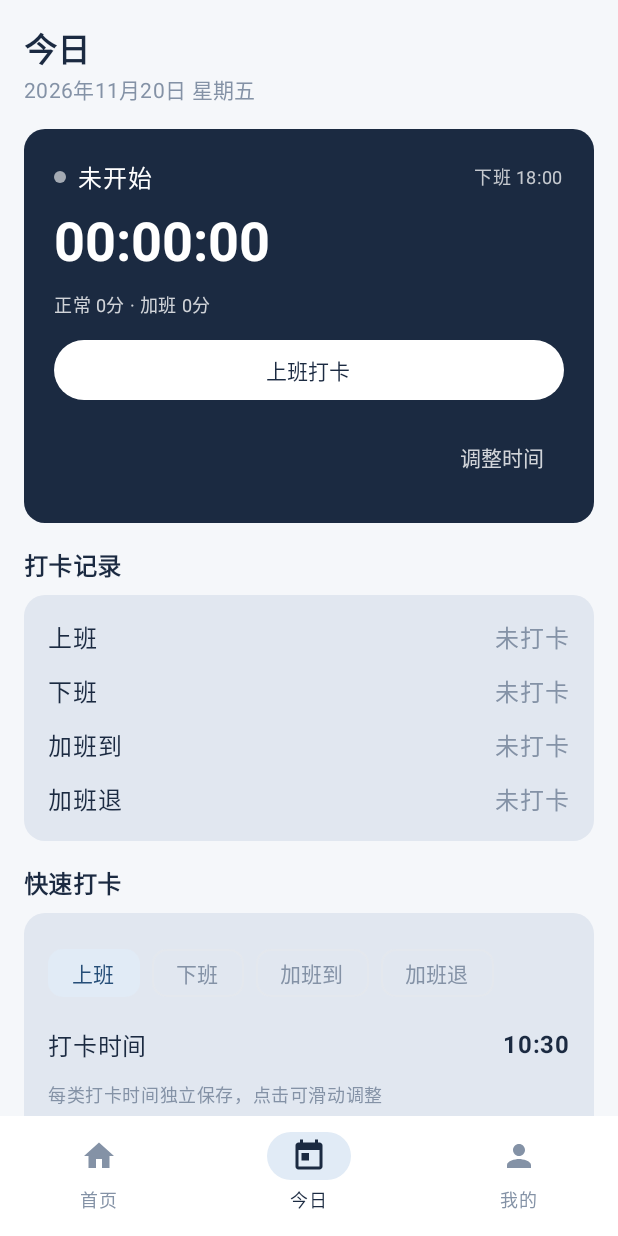
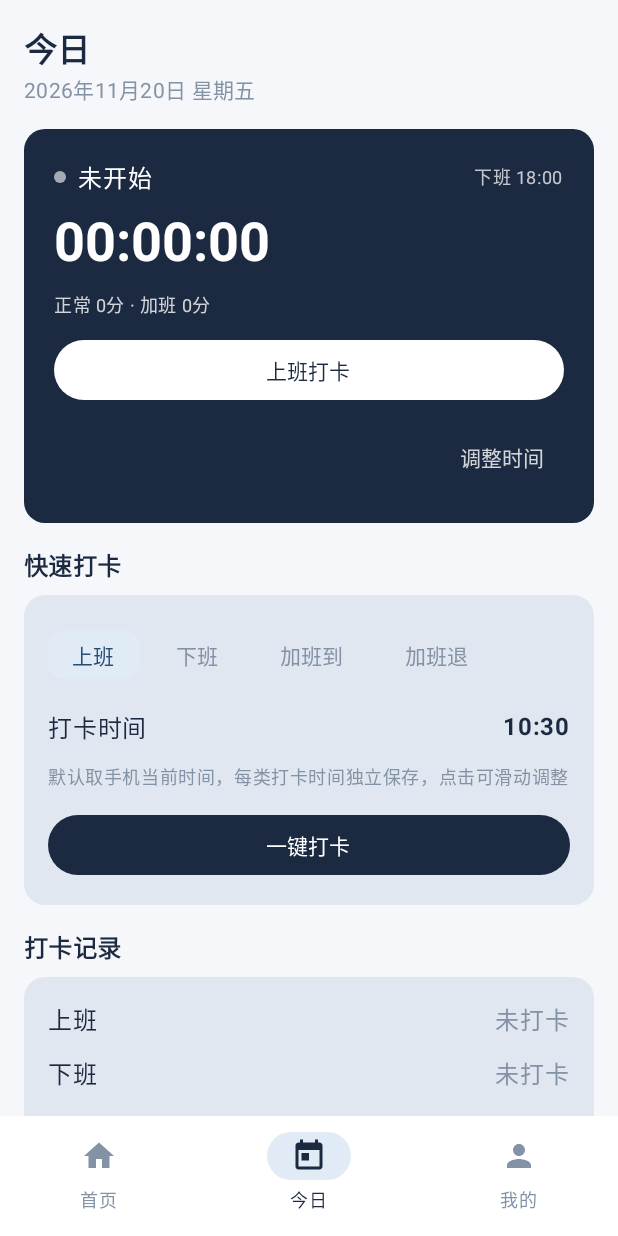
Before and after one commit to wklsky/work_time, an Android app built with Jetpack Compose: the TodayScreen screen opened through its navigation route, on a phone screen of 412 x 824 dp. Run offline under Robolectric (Android 15) with nearby library versions, the phone set to English and light mode, and no system bars.

Commit message:
feat(今日页, 导航): 新增今日页为启动首页并精简快速打卡时间设置
- 启动页由首页改为今日页，新增时记录最后停留主 Tab，拍照/手动录入保存后回到来源 Tab，避免统一跳回首页
- 今日页将打卡记录卡片下移至快速打卡之后，优先展示当日工时与快捷入口
- 快速打卡时间默认取手机当前时间，移除用当前时间按钮

```diff
--- a/worktime-android/app/src/main/java/com/worktime/pro/MainActivity.kt
+++ b/worktime-android/app/src/main/java/com/worktime/pro/MainActivity.kt
@@ -31,6 +31,10 @@ import androidx.compose.runtime.Composable
 import androidx.compose.runtime.CompositionLocalProvider
 import androidx.compose.runtime.collectAsState
 import androidx.compose.runtime.getValue
+import androidx.compose.runtime.mutableStateOf
+import androidx.compose.runtime.remember
+import androidx.compose.runtime.rememberUpdatedState
+import androidx.compose.runtime.setValue
 import androidx.compose.ui.Modifier
 import androidx.compose.ui.graphics.vector.ImageVector
 import androidx.navigation.NavGraph.Companion.findStartDestination
@@ -89,6 +93,8 @@ class MainActivity : ComponentActivity() {
                 ) {
                     val navController = rememberNavController()
                     val currentRoute by navController.currentBackStackEntryAsState()
+                    // 记录最后停留的主 Tab，拍照/手动录入保存后回到来源页
+                    var lastMainTab by remember { mutableStateOf("today") }
                     // 仅三个主 Tab 显示底部导航，进入子页面（拍照/详情/设置等）时隐藏
                     val showBottomBar = currentRoute?.destination?.route in TAB_ROUTES
 
@@ -103,8 +109,9 @@ class MainActivity : ComponentActivity() {
                                         NavigationBarItem(
                                             selected = selected,
                                             onClick = {
+                                                lastMainTab = tab.route
                                                 navController.navigate(tab.route) {
-                                                    // 切换 Tab 时清空中间栈，回退直达首页
+                                                    // 切换 Tab 时清空中间栈，回退直达起始页
                                                     popUpTo(navController.graph.findStartDestination().id) {
                                                         saveState = true
                                                     }
@@ -127,7 +134,11 @@ class MainActivity : ComponentActivity() {
                         }
                     ) { padding ->
                         Box(modifier = Modifier.fillMaxSize().padding(padding)) {
-                            AppNavHost(navController = navController, factory = factory)
+                            AppNavHost(
+                                navController = navController,
+                                factory = factory,
+                                lastMainTab = lastMainTab
+                            )
                         }
                     }
                 }
@@ -137,16 +148,22 @@ class MainActivity : ComponentActivity() {
 }
 
 @Composable
-private fun AppNavHost(navController: NavHostController, factory: ViewModelFactory) {
+private fun AppNavHost(
+    navController: NavHostController,
+    factory: ViewModelFactory,
+    lastMainTab: String
+) {
+    // rememberUpdatedState 保证导航图里的旧 lambda 也能读到最新来源 Tab
+    val originTab by rememberUpdatedState(lastMainTab)
     // 保存后回到进入拍照/手动录入前的主 Tab，避免从今日页跳回首页
     val popToOriginTab: () -> Unit = {
-        if (!navController.popBackStack("today", inclusive = false)) {
-            navController.popBackStack("home", inclusive = false)
+        if (!navController.popBackStack(originTab, inclusive = false)) {
+            navController.popBackStack("today", inclusive = false)
         }
     }
     NavHost(
         navController = navController,
-        startDestination = "home",
+        startDestination = "today",
         enterTransition = {
             fadeIn(tween(200)) + slideInHorizontally(tween(220)) { it / 10 }
         },
--- a/worktime-android/app/src/main/java/com/worktime/pro/ui/today/TodayScreen.kt
+++ b/worktime-android/app/src/main/java/com/worktime/pro/ui/today/TodayScreen.kt
@@ -83,7 +83,7 @@ fun TodayScreen(
 
     var quickType by remember { mutableStateOf(PunchType.WORK_START) }
     var pendingDelete by remember { mutableStateOf<PunchEventEntity?>(null) }
-    // 四类打卡时间独立保存；进入页面时取手机当前时间，用户可用"现在"按钮重新对齐当前时刻
+    // 四类打卡时间独立保存；每次进入页面默认取手机当前时间，避免沿用上次停留时留下的旧值
     val quickTimes = remember {
         mutableStateMapOf<PunchType, LocalTime>().apply {
             PunchType.entries.forEach { put(it, LocalTime.now()) }
@@ -197,33 +197,6 @@ fun TodayScreen(
 
         Spacer(Modifier.height(16.dp))
 
-        // 四类打卡时间
-        Text("打卡记录", style = MaterialTheme.typography.titleMedium, fontWeight = FontWeight.Bold)
-        Spacer(Modifier.height(8.dp))
-        Card(modifier = Modifier.fillMaxWidth()) {
-            Column(modifier = Modifier.padding(16.dp), verticalArrangement = Arrangement.spacedBy(12.dp)) {
-                PunchType.entries.forEach { type ->
-                    val event = state.events.firstOrNull { it.punchType == type.name }
-                    Row(modifier = Modifier.fillMaxWidth(), verticalAlignment = Alignment.CenterVertically) {
-                        Text(type.label, modifier = Modifier.weight(1f), fontWeight = FontWeight.Medium)
-                        if (event != null) {
-                            val source = PunchSource.entries.firstOrNull { it.name == event.source }?.label ?: event.source
-                            Text(viewModel.formatTime(event, use24Hour))
-                            Text(" ($source)", style = MaterialTheme.typography.bodySmall,
-                                color = MaterialTheme.colorScheme.onSurfaceVariant)
-                            IconButton(onClick = { pendingDelete = event }) {
-                                Icon(Icons.Filled.Delete, contentDescription = "删除")
-                            }
-                        } else {
-                            Text("未打卡", color = MaterialTheme.colorScheme.onSurfaceVariant)
-                        }
-                    }
-                }
-            }
-        }
-
-        Spacer(Modifier.height(16.dp))
-
         // 快速打卡：默认取当前时间，用户可滑动微调后一键写入，省去每次都走完整手动录入流程
         Text("快速打卡", style = MaterialTheme.typography.titleMedium, fontWeight = FontWeight.Bold)
         Spacer(Modifier.height(8.dp))
@@ -255,17 +228,10 @@ fun TodayScreen(
                     )
                 }
                 Text(
-                    "每类打卡时间独立保存，点击可滑动调整",
+                    "默认取手机当前时间，每类打卡时间独立保存，点击可滑动调整",
                     style = MaterialTheme.typography.bodySmall,
                     color = MaterialTheme.colorScheme.onSurfaceVariant
                 )
-                TextButton(
-                    onClick = {
-                        val now = LocalTime.now()
-                        PunchType.entries.forEach { quickTimes[it] = now }
-                    },
-                    modifier = Modifier.align(Alignment.End)
-                ) { Text("用当前时间") }
 
                 Button(
                     onClick = {
@@ -277,6 +243,33 @@ fun TodayScreen(
                     },
                     modifier = Modifier.fillMaxWidth()
                 ) { Text("一键打卡") }
+            }
+        }
+
+        Spacer(Modifier.height(16.dp))
+
+        // 四类打卡时间
+        Text("打卡记录", style = MaterialTheme.typography.titleMedium, fontWeight = FontWeight.Bold)
+        Spacer(Modifier.height(8.dp))
+        Card(modifier = Modifier.fillMaxWidth()) {
+            Column(modifier = Modifier.padding(16.dp), verticalArrangement = Arrangement.spacedBy(12.dp)) {
+                PunchType.entries.forEach { type ->
+                    val event = state.events.firstOrNull { it.punchType == type.name }
+                    Row(modifier = Modifier.fillMaxWidth(), verticalAlignment = Alignment.CenterVertically) {
+                        Text(type.label, modifier = Modifier.weight(1f), fontWeight = FontWeight.Medium)
+                        if (event != null) {
+                            val source = PunchSource.entries.firstOrNull { it.name == event.source }?.label ?: event.source
+                            Text(viewModel.formatTime(event, use24Hour))
+                            Text(" ($source)", style = MaterialTheme.typography.bodySmall,
+                                color = MaterialTheme.colorScheme.onSurfaceVariant)
+                            IconButton(onClick = { pendingDelete = event }) {
+                                Icon(Icons.Filled.Delete, contentDescription = "删除")
+                            }
+                        } else {
+                            Text("未打卡", color = MaterialTheme.colorScheme.onSurfaceVariant)
+                        }
+                    }
+                }
             }
         }
 
```
